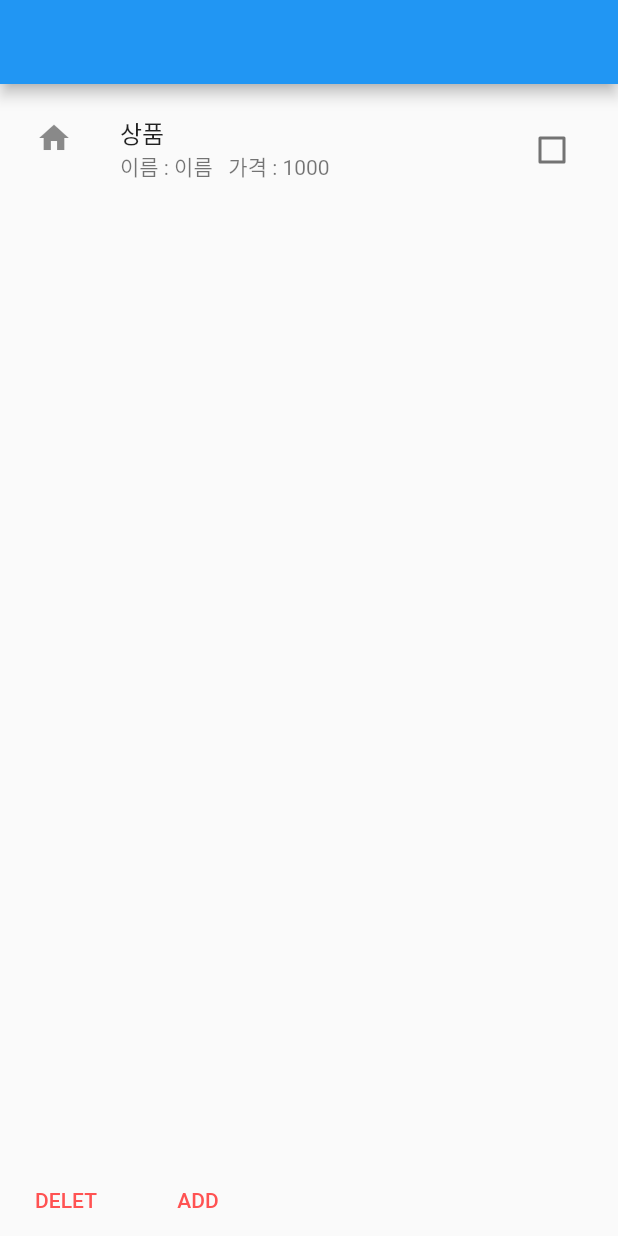
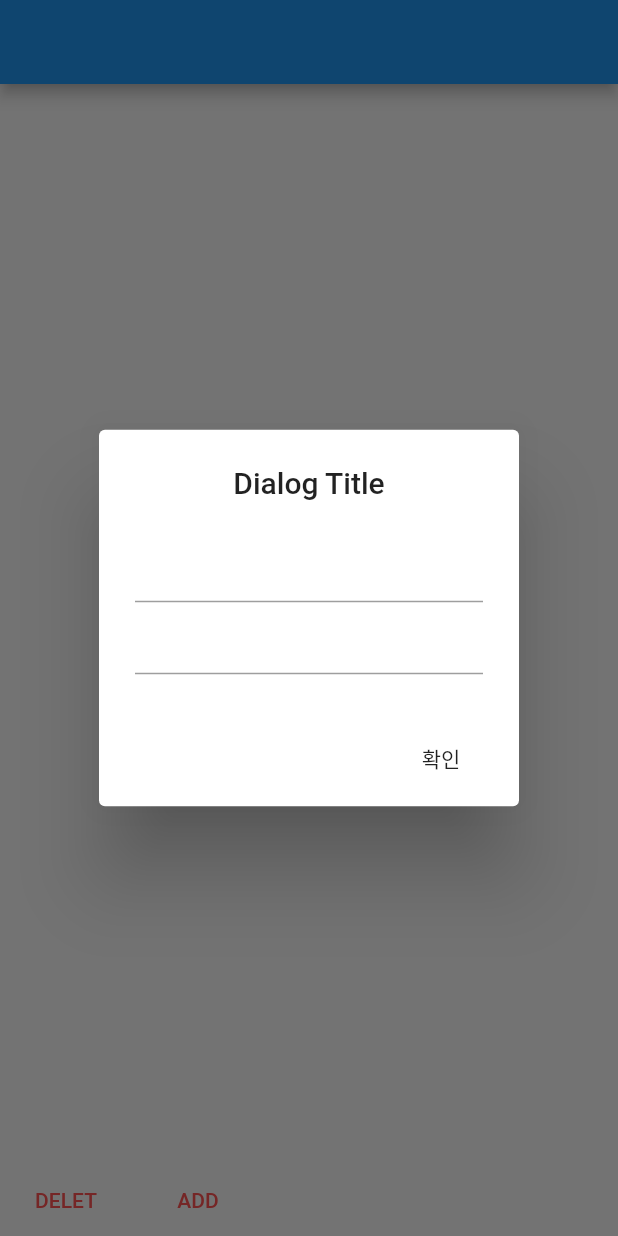
Before and after one commit to ilsong963/flutter_app, a Flutter app: the screen it shows after launch, after a tap on "ADD", on a phone screen of 412 x 824 dp. Run offline on Flutter 3.47's test engine with Material 2 defaults, Android fonts, the phone set to English and light mode, and no system bars; our stand-ins replace firebase_messaging; accounts and stored records are empty.

Commit message:
상품 추가 Dialog

```diff
--- a/lib/main.dart
+++ b/lib/main.dart
@@ -39,15 +39,53 @@ class ItemBox{
 }
 
 class _UpdateText extends State<UpdateText> {
+  int listindex = 0;
   final FirebaseMessaging _firebaseMessaging = FirebaseMessaging();
+
+  final addItemController_name = TextEditingController();
+  final addItemController_price = TextEditingController();
 
   bool _ischecked = false;
   List<ItemBox> boxList = <ItemBox>[];
 
-  void addItemToList() {
+  void addItemToList(String name, int price) {
     setState(() {
-      boxList.insert(0, new ItemBox("이름", 1000));
+      boxList.insert(listindex, new ItemBox(name, price));
+      listindex++;
     });
+    Navigator.pop(context);
+  }
+  void addDialog() {
+    showDialog(
+        context: context,
+        barrierDismissible: false,
+        builder: (BuildContext context) {
+          return AlertDialog(
+            title: Column(
+              children: <Widget>[
+                new Text("Dialog Title"),
+              ],
+            ),
+            content: Column(
+              mainAxisSize: MainAxisSize.min,
+              crossAxisAlignment: CrossAxisAlignment.start,
+              children: <Widget>[
+                TextField(
+                  controller: addItemController_name,
+                ),
+                TextField(
+                  controller: addItemController_price,
+                ),
+              ],
+            ),
+            actions: <Widget>[
+              new FlatButton(
+                child: new Text("확인"),
+                onPressed: () => addItemToList(addItemController_name.text,int.parse(addItemController_price.text)),
+              ),
+            ],
+          );
+        });
   }
 
   @override
@@ -131,7 +169,7 @@ class _UpdateText extends State<UpdateText> {
       ),
       FlatButton(
           onPressed: () {
-            addItemToList();
+            addDialog();
           },
           child: new Text(
             "ADD",
```
